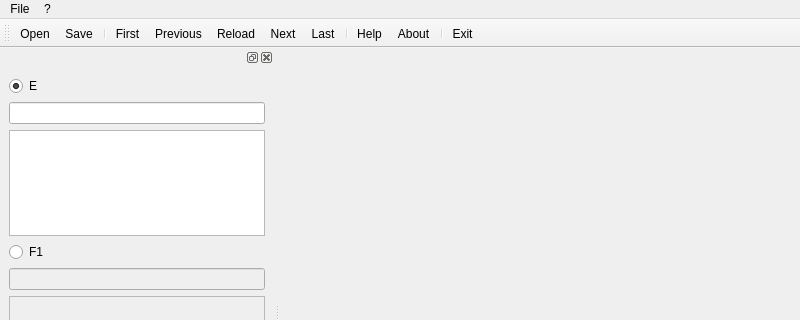
First picture: the form in ui/MainWnd.ui, repository Albom/IonogramViewer2, before the edit; both pictures show x 0 to 800 and y 0 to 320 of the 800 by 600 pixel window.
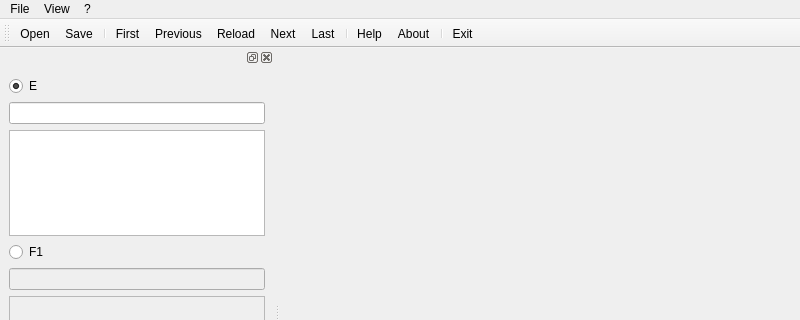
Second picture: the form after the edit. Icons and pictures are not drawn.

Commit message: Version 1.2. Ctrl+Tab changes layer.

```diff
--- a/ui/MainWnd.ui
+++ b/ui/MainWnd.ui
@@ -51,7 +51,14 @@
     <addaction name="actionHelp"/>
     <addaction name="actionAbout"/>
    </widget>
+   <widget class="QMenu" name="menuView">
+    <property name="title">
+     <string>View</string>
+    </property>
+    <addaction name="actionChangeLayer"/>
+   </widget>
    <addaction name="menu_File"/>
+   <addaction name="menuView"/>
    <addaction name="menu"/>
   </widget>
   <widget class="QStatusBar" name="statusbar"/>
```
Left out of the diff: 11 changed lines with no effect on the pictures. The commit also changes 1 other file.
